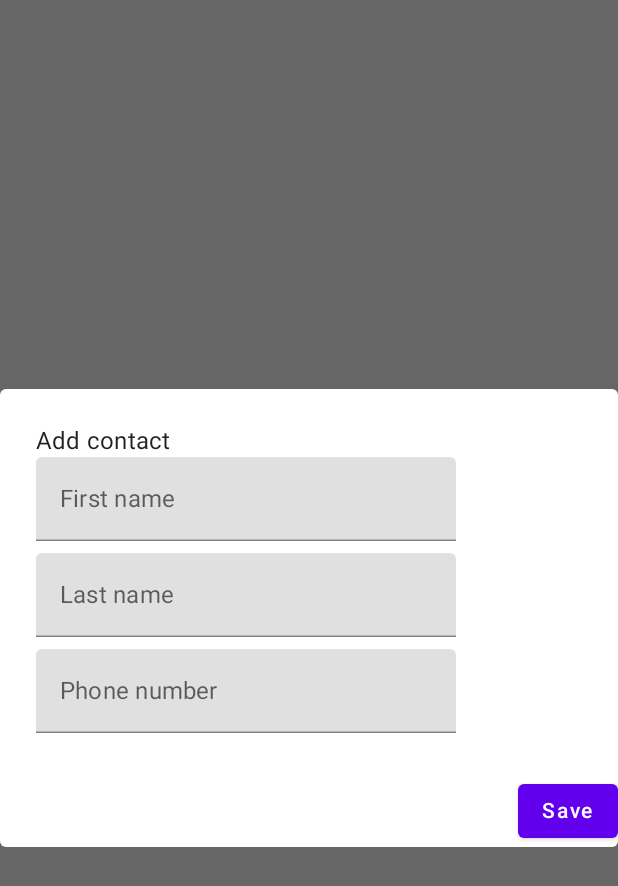
After one commit to ItsAzura/learn_room, an Android app built with Jetpack Compose: the composable AddContactDialog shown on its own in the app's theme, on a phone screen of 412 x 824 dp. The commit adds this screen. Shown: the top 886 px of the screen. Run offline under Robolectric (Android 15) with nearby library versions, the phone set to English and light mode, and no system bars.

Commit message:
UI + unversioned stuff

```diff
--- a/app/build.gradle.kts
+++ b/app/build.gradle.kts
@@ -60,6 +60,7 @@ dependencies {
     implementation("androidx.compose.ui:ui-graphics")
     implementation("androidx.compose.ui:ui-tooling-preview")
     implementation("androidx.compose.material3:material3")
+    implementation("androidx.compose.material:material:1.5.4")
     testImplementation("junit:junit:4.13.2")
     androidTestImplementation("androidx.test.ext:junit:1.1.5")
     androidTestImplementation("androidx.test.espresso:espresso-core:3.5.1")
--- /dev/null
+++ b/app/src/main/java/com/example/learn_room/AddContactDialog.kt
@@ -0,0 +1,74 @@
+package com.example.learn_room
+
+import androidx.compose.foundation.layout.Arrangement
+import androidx.compose.foundation.layout.Box
+import androidx.compose.foundation.layout.Column
+import androidx.compose.foundation.layout.fillMaxWidth
+import androidx.compose.material.AlertDialog
+import androidx.compose.material.Button
+import androidx.compose.material.Text
+import androidx.compose.material.TextField
+import androidx.compose.runtime.Composable
+import androidx.compose.ui.Alignment
+import androidx.compose.ui.Modifier
+import androidx.compose.ui.unit.dp
+
+@Composable
+fun AddContactDialog(
+    state: ContactState,
+    onEvent: (ContactEvent) -> Unit,
+    modifier: Modifier = Modifier
+) {
+    AlertDialog(
+        modifier = modifier,
+        onDismissRequest = {
+            onEvent(ContactEvent.HideDialog)
+        },
+        title = { Text(text = "Add contact") },
+        text = {
+            Column(
+                verticalArrangement = Arrangement.spacedBy(8.dp)
+            ) {
+                TextField(
+                    value = state.firstName,
+                    onValueChange = {
+                        onEvent(ContactEvent.SetFirstName(it))
+                    },
+                    placeholder = {
+                        Text(text = "First name")
+                    }
+                )
+                TextField(
+                    value = state.lastName,
+                    onValueChange = {
+                        onEvent(ContactEvent.SetLastName(it))
+                    },
+                    placeholder = {
+                        Text(text = "Last name")
+                    }
+                )
+                TextField(
+                    value = state.phoneNum,
+                    onValueChange = {
+                        onEvent(ContactEvent.SetPhoneNum(it))
+                    },
+                    placeholder = {
+                        Text(text = "Phone number")
+                    }
+                )
+            }
+        },
+        buttons = {
+            Box(
+                modifier = Modifier.fillMaxWidth(),
+                contentAlignment = Alignment.CenterEnd
+            ) {
+                Button(onClick = {
+                    onEvent(ContactEvent.Savecontact)
+                }) {
+                    Text(text = "Save")
+                }
+            }
+        }
+    )
+}
--- /dev/null
+++ b/build.gradle.kts
@@ -0,0 +1,5 @@
+// Top-level build file where you can add configuration options common to all sub-projects/modules.
+plugins {
+    id("com.android.application") version "8.2.1" apply false
+    id("org.jetbrains.kotlin.android") version "1.9.0" apply false
+}
```
Also changed, not shown: app/src/main/java/com/example/learn_room/ContactScreen.kt (added, +110 -0 lines), app/src/main/java/com/example/learn_room/MainActivity.kt (+24 -1 lines), gradle.properties (added, +23 -0 lines), settings.gradle.kts (added, +17 -0 lines), gradle/wrapper/gradle-wrapper.properties (added), 4 other files.
